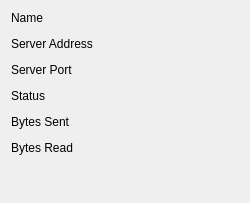
Before: the Qt Designer form src/statusdialog.ui in shadowsocks/shadowsocks-qt5, drawn with Qt 5.
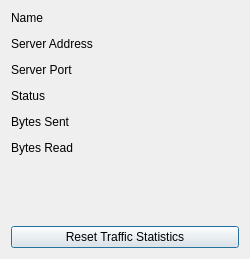
After: the same form once the commit is applied.

Commit message: add a button to reset traffic statistics

```diff
--- a/src/statusdialog.ui
+++ b/src/statusdialog.ui
@@ -7,7 +7,7 @@
     <x>0</x>
     <y>0</y>
     <width>250</width>
-    <height>203</height>
+    <height>259</height>
    </rect>
   </property>
   <property name="windowTitle">
@@ -101,6 +101,26 @@
      </property>
     </widget>
    </item>
+   <item row="8" column="0" colspan="2">
+    <widget class="QPushButton" name="resetButton">
+     <property name="text">
+      <string>Reset Traffic Statistics</string>
+     </property>
+    </widget>
+   </item>
+   <item row="7" column="0" colspan="2">
+    <spacer name="verticalSpacer">
+     <property name="orientation">
+      <enum>Qt::Vertical</enum>
+     </property>
+     <property name="sizeHint" stdset="0">
+      <size>
+       <width>20</width>
+       <height>10</height>
+      </size>
+     </property>
+    </spacer>
+   </item>
   </layout>
  </widget>
  <resources/>
```
Left out of the diff: 4 changed lines with no effect on the pictures. The commit also changes 2 other files.
